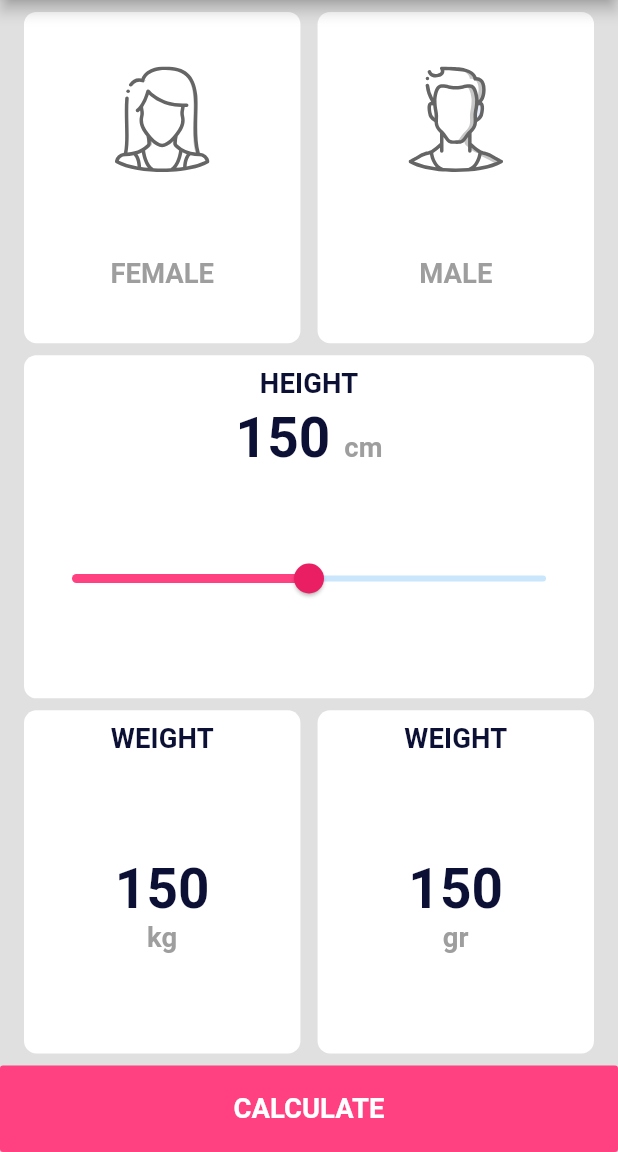
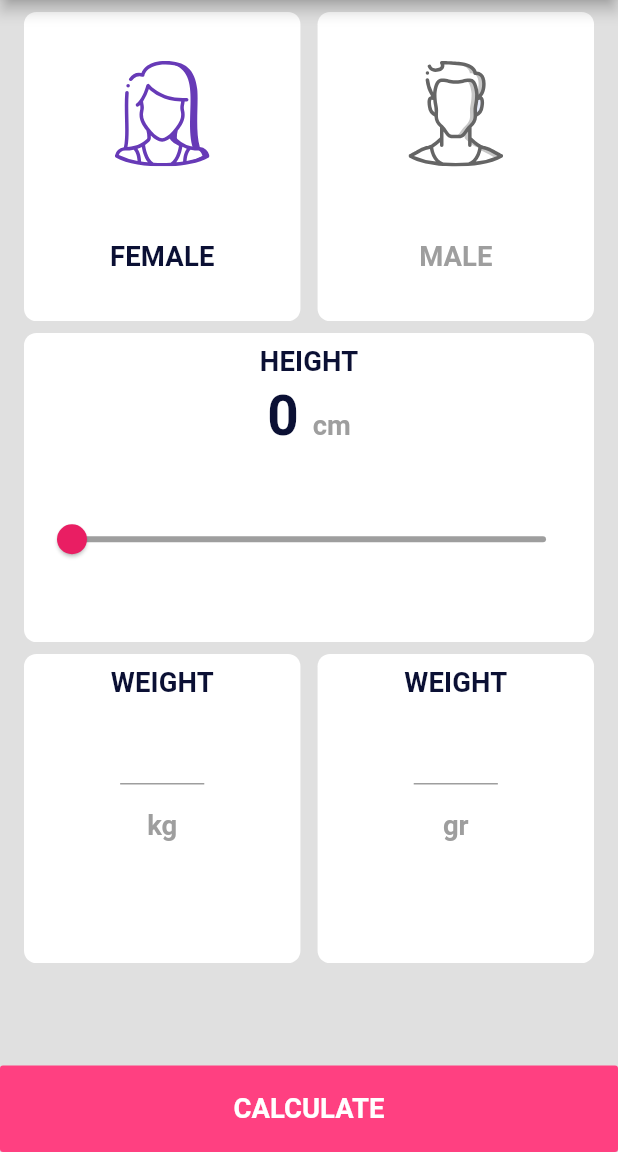
Before and after one commit to Azerbaijan-Flutter-Users-Community/flutter-samples, a Flutter app: the screen it shows after launch, on a phone screen of 412 x 824 dp, the part 84-1236 px from its top. Run offline on Flutter 3.47's test engine with Material 2 defaults, Android fonts, the phone set to English and light mode, and no system bars; our stand-ins replace bloc, equatable, flutter_bloc, flutter_svg, get_it, google_fonts and 4 more; accounts and stored records are empty.

Commit message:
calculator bloc is added

```diff
--- a/Flutter-BMI-Calculator/lang/az.json
+++ b/Flutter-BMI-Calculator/lang/az.json
@@ -4,8 +4,8 @@
   "language_selection": "Dil seçimi",
   "dark_mode": "Tünd tema",
   "about": "Haqqında",
-  "male": "QADIN",
-  "female": "KİŞİ",
+  "male": "KİŞİ",
+  "female": "QADIN",
   "height": "BOYUNUZ",
   "cm": "sm",
   "weight": "KÜTLƏNİZ",
--- a/Flutter-BMI-Calculator/lib/blocs/calculator_bloc/calculator_bloc.dart
+++ b/Flutter-BMI-Calculator/lib/blocs/calculator_bloc/calculator_bloc.dart
@@ -1,6 +1,69 @@
 import 'package:bmi_calculator/blocs/base_bloc.dart';
+import 'package:rxdart/rxdart.dart';
 
-class CalculatorBloc extends BaseBloc {
+enum Gender { MALE, FEMALE }
+
+mixin BMIValidator {}
+
+class CalculatorBloc extends BaseBloc with BMIValidator {
+  CalculatorBloc() {
+    _isMaleSelectedSubject.add(false);
+    _heightSubject.add(_height);
+    _weightKgSubject.add(_weightKg);
+    _weightGrSubject.add(_weightGr);
+  }
+
+  BehaviorSubject<bool> _isMaleSelectedSubject = new BehaviorSubject<bool>();
+  BehaviorSubject<double> _heightSubject = new BehaviorSubject<double>();
+  BehaviorSubject<double> _weightKgSubject = new BehaviorSubject<double>();
+  BehaviorSubject<double> _weightGrSubject = new BehaviorSubject<double>();
+
+  Stream<bool> get isMaleSelected => _isMaleSelectedSubject.stream;
+
+  Stream<double> get height => _heightSubject.stream;
+
+  Stream<double> get weightKg => _weightKgSubject.stream;
+
+  Stream<double> get weightGr => _weightGrSubject.stream;
+
+  double _height = 0.0;
+  double _weightKg = 0.0;
+  double _weightGr = 0.0;
+
+  void onGenderSelected(Gender type) {
+    if (type == Gender.FEMALE) {
+      _isMaleSelectedSubject.add(false);
+    } else {
+      _isMaleSelectedSubject.add(true);
+    }
+  }
+
+  void onHeightChanged(double value) {
+    _height = value;
+    _heightSubject.add(value);
+  }
+
+  void onWeightKgChanged(double value) {
+    _weightKg = value;
+    _weightKgSubject.add(value);
+  }
+
+  void onWeightGrChanged(double value) {
+    _weightGr = value;
+    _weightGrSubject.add(value);
+  }
+
+  void onCalculatePressed() {
+    // TODO: add business logic of BMI calculation
+  }
+
   @override
-  void dispose() {}
+  void dispose() {
+    Future.wait([
+      _isMaleSelectedSubject?.close(),
+      _heightSubject?.close(),
+      _weightKgSubject?.close(),
+      _weightGrSubject?.close(),
+    ]);
+  }
 }
--- a/Flutter-BMI-Calculator/lib/main.dart
+++ b/Flutter-BMI-Calculator/lib/main.dart
@@ -183,6 +183,8 @@ class _MyAppState extends State<MyApp> {
                               activeTickMarkColor: Colors.pink,
                               disabledThumbColor: Colors.pink,
                               thumbColor: Colors.pink,
+                              inactiveTrackColor: Colors.grey,
+                              overlayColor: Colors.pinkAccent.withOpacity(0.3),
                             ),
                           ),
                           title: 'Flutter BMI Calculator',
--- a/Flutter-BMI-Calculator/lib/ui/pages/calculation_page.dart
+++ b/Flutter-BMI-Calculator/lib/ui/pages/calculation_page.dart
@@ -1,3 +1,4 @@
+import 'package:bmi_calculator/blocs/calculator_bloc/calculator_bloc.dart';
 import 'package:bmi_calculator/constants/localization_keys.dart';
 import 'package:bmi_calculator/constants/routes.dart';
 import 'package:bmi_calculator/localizations/app_localizations.dart';
@@ -12,7 +13,13 @@ class CalculationPage extends StatefulWidget {
 }
 
 class _CalculationPageState extends State<CalculationPage> {
-  double _value = 150.0;
+  CalculatorBloc _calculatorBloc;
+
+  @override
+  void initState() {
+    _calculatorBloc = new CalculatorBloc();
+    super.initState();
+  }
 
   @override
   Widget build(BuildContext context) {
@@ -30,13 +37,33 @@ class _CalculationPageState extends State<CalculationPage> {
         ],
       ),
       body: SafeArea(
+        child: Stack(
+          children: <Widget>[
+            Scrollbar(
+              child: SingleChildScrollView(
                 child: Column(
                   mainAxisAlignment: MainAxisAlignment.spaceBetween,
                   children: <Widget>[
-            _buildGenderRow(),
-            _buildHeightWidget(),
+                    StreamBuilder<bool>(
+                      stream: _calculatorBloc.isMaleSelected,
+                      builder: (context, genderSnapshot) {
+                        return _buildGenderRow(genderSnapshot.data ?? false);
+                      },
+                    ),
+                    StreamBuilder<double>(
+                      stream: _calculatorBloc.height,
+                      builder: (context, heightSnapshot) {
+                        return _buildHeightWidget(heightSnapshot.data ?? 0);
+                      },
+                    ),
                     _buildWeightWidget(),
-            ConstrainedBox(
+                  ],
+                ),
+              ),
+            ),
+            Align(
+              alignment: Alignment.bottomCenter,
+              child: ConstrainedBox(
                 constraints: BoxConstraints(
                     minWidth: double.infinity,
                     minHeight: SizeConfig.heightMultiplier *
@@ -55,24 +82,23 @@ class _CalculationPageState extends State<CalculationPage> {
                   onPressed: () {},
                 ),
               ),
+            ),
           ],
         ),
       ),
     );
   }
 
-  Widget _buildGenderRow() {
-    return Expanded(
-      child: Padding(
+  Widget _buildGenderRow(bool isManSelected) {
+    return Padding(
       padding: const EdgeInsets.symmetric(vertical: 8.0, horizontal: 16.0),
       child: Row(
         mainAxisAlignment: MainAxisAlignment.spaceBetween,
         children: <Widget>[
-            _buildGenderWidget(isSelected: false),
+          _buildGenderWidget(isMan: false, isSelected: !isManSelected),
           SizedBox(width: SizeConfig.widthMultiplier * 2.777),
-            _buildGenderWidget(isMan: true, isSelected: false),
+          _buildGenderWidget(isMan: true, isSelected: isManSelected),
         ],
-        ),
       ),
     );
   }
@@ -87,7 +113,11 @@ class _CalculationPageState extends State<CalculationPage> {
           isSelected ? 'assets/female_selected.svg' : 'assets/female.svg';
 
     return Expanded(
+      child: GestureDetector(
+        onTap: () => _calculatorBloc
+            .onGenderSelected(isMan ? Gender.MALE : Gender.FEMALE),
         child: Container(
+          height: SizeConfig.heightMultiplier * 25 * SizeConfig.textScaleFactor,
           padding: EdgeInsets.all(8),
           decoration: BoxDecoration(
             color: Theme.of(context).unselectedWidgetColor,
@@ -108,13 +138,14 @@ class _CalculationPageState extends State<CalculationPage> {
             ],
           ),
         ),
+      ),
     );
   }
 
-  Widget _buildHeightWidget() {
-    return Expanded(
-      child: Container(
+  Widget _buildHeightWidget(double value) {
+    return Container(
       width: double.infinity,
+      height: SizeConfig.heightMultiplier * 25 * SizeConfig.textScaleFactor,
       margin: const EdgeInsets.only(left: 16.0, right: 16.0, bottom: 8.0),
       padding: EdgeInsets.all(8),
       decoration: BoxDecoration(
@@ -134,7 +165,7 @@ class _CalculationPageState extends State<CalculationPage> {
           ),
           RichText(
             text: TextSpan(
-                  text: '${_value.round()} ',
+                text: '${value.round()} ',
                 style: Theme.of(context).textTheme.subtitle.copyWith(
                     fontSize: SizeConfig.widthMultiplier *
                         8.888 *
@@ -154,11 +185,11 @@ class _CalculationPageState extends State<CalculationPage> {
           Expanded(
             child: Center(
               child: Slider(
-                  value: _value,
+                value: value,
                 onChanged: (value) {
-                    setState(() {
-                      _value = value;
-                    });
+                  _calculatorBloc.onHeightChanged(value);
+                  _calculatorBloc.onWeightGrChanged(value);
+                  _calculatorBloc.onWeightKgChanged(value);
                 },
                 max: 300,
                 min: 0.0,
@@ -167,28 +198,42 @@ class _CalculationPageState extends State<CalculationPage> {
           ),
         ],
       ),
+    );
+  }
+
+  Widget _buildWeightWidget() {
+    return Container(
+      height: SizeConfig.heightMultiplier * 25 * SizeConfig.textScaleFactor,
+      margin: EdgeInsets.only(
+        left: 16.0,
+        right: 16.0,
+        bottom: SizeConfig.heightMultiplier * 11 * SizeConfig.textScaleFactor,
+      ),
+      child: Row(
+        children: <Widget>[
+          StreamBuilder<double>(
+            stream: _calculatorBloc.weightKg,
+            builder: (context, weightKgSnapshot) {
+              return _weightItem(
+                  AppLocalizations.of(context).translate(LocalizationKeys.kg),
+                  weightKgSnapshot.data ?? 0);
+            },
+          ),
+          SizedBox(width: SizeConfig.widthMultiplier * 2.777),
+          StreamBuilder<double>(
+            stream: _calculatorBloc.weightGr,
+            builder: (context, weightGrSnapshot) {
+              return _weightItem(
+                  AppLocalizations.of(context).translate(LocalizationKeys.gr),
+                  weightGrSnapshot.data ?? 0);
+            },
+          ),
+        ],
       ),
     );
   }
 
-  Widget _buildWeightWidget() {
-    return Expanded(
-      child: Container(
-        margin: const EdgeInsets.only(left: 16.0, right: 16.0, bottom: 8.0),
-        child: Row(
-          children: <Widget>[
-            _weightItem(
-                AppLocalizations.of(context).translate(LocalizationKeys.kg)),
-            SizedBox(width: SizeConfig.widthMultiplier * 2.777),
-            _weightItem(
-                AppLocalizations.of(context).translate(LocalizationKeys.gr)),
-          ],
-        ),
-      ),
-    );
-  }
-
-  Widget _weightItem(String type) {
+  Widget _weightItem(String type, double value) {
     return Expanded(
       child: Container(
         padding: const EdgeInsets.all(8.0),
@@ -197,6 +242,7 @@ class _CalculationPageState extends State<CalculationPage> {
           borderRadius: BorderRadius.circular(SizeConfig.widthMultiplier * 2),
         ),
         child: Column(
+          crossAxisAlignment: CrossAxisAlignment.center,
           children: <Widget>[
             Text(
               AppLocalizations.of(context).translate(
@@ -207,29 +253,18 @@ class _CalculationPageState extends State<CalculationPage> {
             SizedBox(
               height: 10,
             ),
+            Row(
+              children: <Widget>[
+                Spacer(),
                 Expanded(
-              child: Center(
-                child: RichText(
-                  text: TextSpan(
-                      text: '${_value.round()}\n',
-                      style: Theme.of(context).textTheme.subtitle.copyWith(
-                            fontSize: SizeConfig.widthMultiplier *
-                                8.888 *
-                                SizeConfig.textScaleFactor,
+                    child: TextField(
+                  keyboardType: TextInputType.number,
+                )),
+                Spacer(),
+              ],
             ),
-                      children: [
-                        TextSpan(
-                          text: type,
-                          style: Theme.of(context)
-                              .textTheme
-                              .subtitle
-                              .copyWith(color: Colors.grey),
-                        ),
-                      ]),
-                  textAlign: TextAlign.center,
-                ),
-              ),
-            ),
+            SizedBox(height: SizeConfig.heightMultiplier * 2),
+            Text(type),
           ],
         ),
       ),
```
Lines whose indentation alone changed are shown as unchanged.
